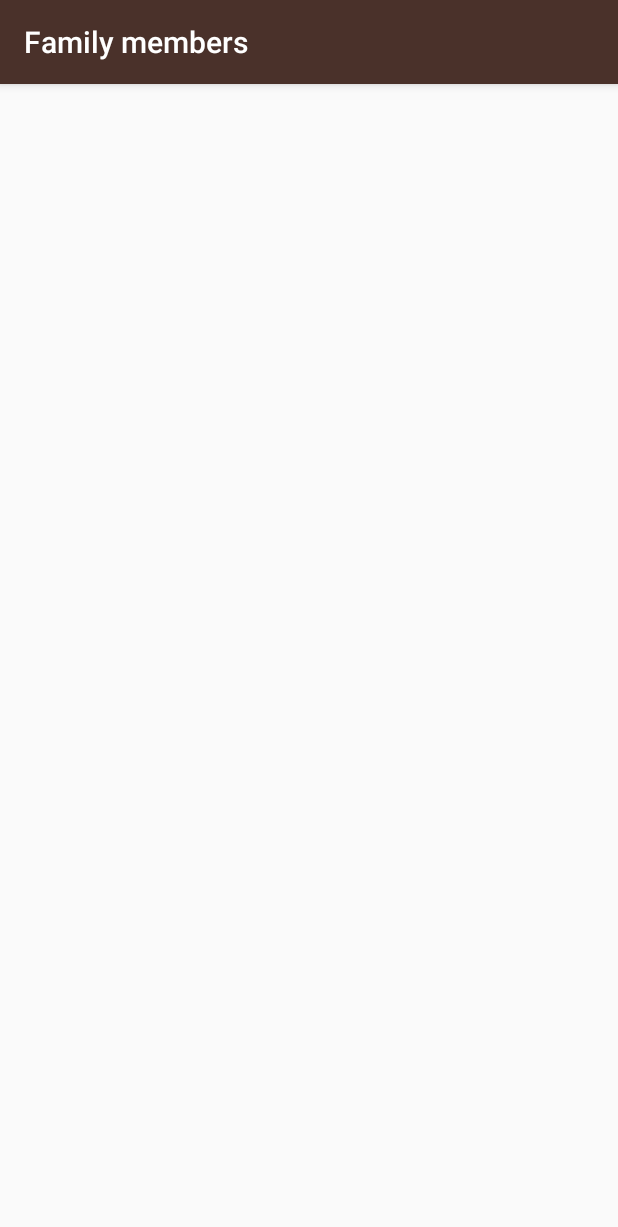
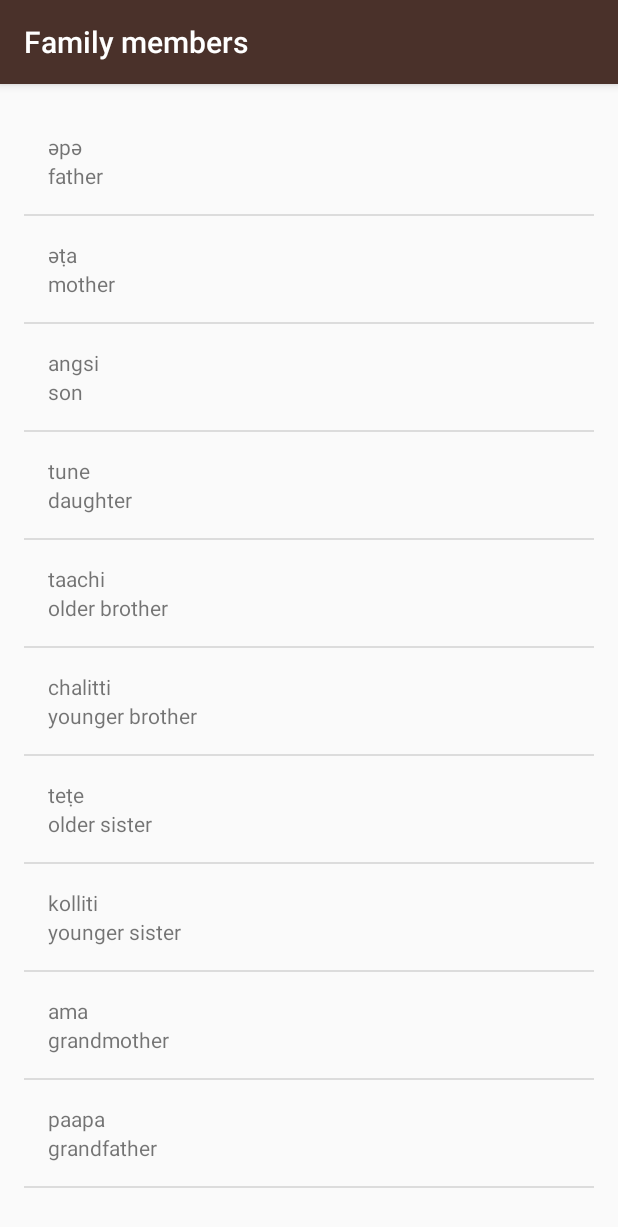
Before and after one commit to bartaeva89/Miwok, an Android app: the FamilyActivity screen opened directly, with no data from a screen before it, on a phone screen of 412 x 824 dp. Shown: the top 1227 px of the screen. Run offline under Robolectric (Android 15) with nearby library versions, the phone set to English and light mode, and no system bars.

Commit message:
finished project

```diff
--- a/ud839_Miwok-Starter-code/app/src/main/java/com/example/android/miwok/FamilyActivity.java
+++ b/ud839_Miwok-Starter-code/app/src/main/java/com/example/android/miwok/FamilyActivity.java
@@ -2,6 +2,9 @@
 
 import android.support.v7.app.AppCompatActivity;
 import android.os.Bundle;
+import android.widget.ListView;
+
+import java.util.ArrayList;
 
 public class FamilyActivity extends AppCompatActivity {
 
@@ -9,5 +12,25 @@
     protected void onCreate(Bundle savedInstanceState) {
         super.onCreate(savedInstanceState);
         setContentView(R.layout.activity_family);
+        ArrayList<Word> words = new ArrayList<Word>();
+        words.add(new Word("father", "әpә"));
+        words.add(new Word("mother", "әṭa"));
+        words.add(new Word("son", "angsi"));
+        words.add(new Word("daughter", "tune"));
+        words.add(new Word("older brother", "taachi"));
+        words.add(new Word("younger brother", "chalitti"));
+
+
+        words.add(new Word("older sister", "teṭe"));
+        words.add(new Word("younger sister", "kolliti"));
+        words.add(new Word("grandmother", "ama"));
+        words.add(new Word("grandfather", "paapa"));
+
+
+        WordAdapter adapter = new WordAdapter(this, words);
+
+        ListView listView = (ListView) findViewById(R.id.list);
+
+        listView.setAdapter(adapter);
     }
 }
--- /dev/null
+++ b/ud839_Miwok-Starter-code/app/src/main/java/com/example/android/miwok/WordAdapter.java
@@ -0,0 +1,42 @@
+package com.example.android.miwok;
+
+import android.app.Activity;
+import android.content.Context;
+import android.support.annotation.LayoutRes;
+import android.support.annotation.NonNull;
+import android.support.annotation.Nullable;
+import android.view.LayoutInflater;
+import android.view.View;
+import android.view.ViewGroup;
+import android.widget.ArrayAdapter;
+import android.widget.TextView;
+
+import java.util.ArrayList;
+
+/**
+ * Created by Barta Eva Anna on 2018.04.02..
+ */
+
+public class WordAdapter extends ArrayAdapter<Word> {
+
+    public WordAdapter(Activity context, ArrayList<Word> words) {
+        super(context, 0, words);
+    }
+
+    @Override
+    public View getView(int position, View convertView, ViewGroup parent) {
+        View listItemView = convertView;
+
+        if(listItemView == null) {
+            listItemView = LayoutInflater.from(getContext()).inflate(
+                    R.layout.list_item, parent, false);
+        }
+        Word local_word = getItem(position);
+        TextView miwokTextView = (TextView) listItemView.findViewById(R.id.miwok_text_view);
+        miwokTextView.setText(local_word.getMiwokTranslation());
+        TextView defaultTextView = (TextView) listItemView.findViewById(R.id.default_text_view);
+        defaultTextView.setText(local_word.getDefaultTranslation());
+
+        return listItemView;
+    }
+}
--- a/ud839_Miwok-Starter-code/app/src/main/res/layout/activity_family.xml
+++ b/ud839_Miwok-Starter-code/app/src/main/res/layout/activity_family.xml
@@ -1,9 +1,12 @@
 <?xml version="1.0" encoding="utf-8"?>
-<android.support.constraint.ConstraintLayout xmlns:android="http://schemas.android.com/apk/res/android"
-    xmlns:app="http://schemas.android.com/apk/res-auto"
+<ListView xmlns:android="http://schemas.android.com/apk/res/android"
     xmlns:tools="http://schemas.android.com/tools"
+    android:id="@+id/list"
+    android:orientation="vertical"
     android:layout_width="match_parent"
     android:layout_height="match_parent"
-    tools:context="com.example.android.miwok.FamilyActivity">
-
-</android.support.constraint.ConstraintLayout>
+    android:paddingBottom="@dimen/activity_vertical_margin"
+    android:paddingLeft="@dimen/activity_horizontal_margin"
+    android:paddingRight="@dimen/activity_horizontal_margin"
+    android:paddingTop="@dimen/activity_vertical_margin"
+    tools:context="com.example.android.miwok.FamilyActivity"/>
```
Also changed, not shown: ud839_Miwok-Starter-code/app/src/main/java/com/example/android/miwok/ColorsActivity.java (+21 -0 lines), ud839_Miwok-Starter-code/app/src/main/java/com/example/android/miwok/NumbersActivity.java (+13 -13 lines), ud839_Miwok-Starter-code/app/src/main/java/com/example/android/miwok/PhrasesActiviy.java (+17 -0 lines), ud839_Miwok-Starter-code/app/src/main/res/layout/activity_colors.xml (+8 -5 lines), ud839_Miwok-Starter-code/app/src/main/res/layout/activity_phrases_activiy.xml (+8 -5 lines).
